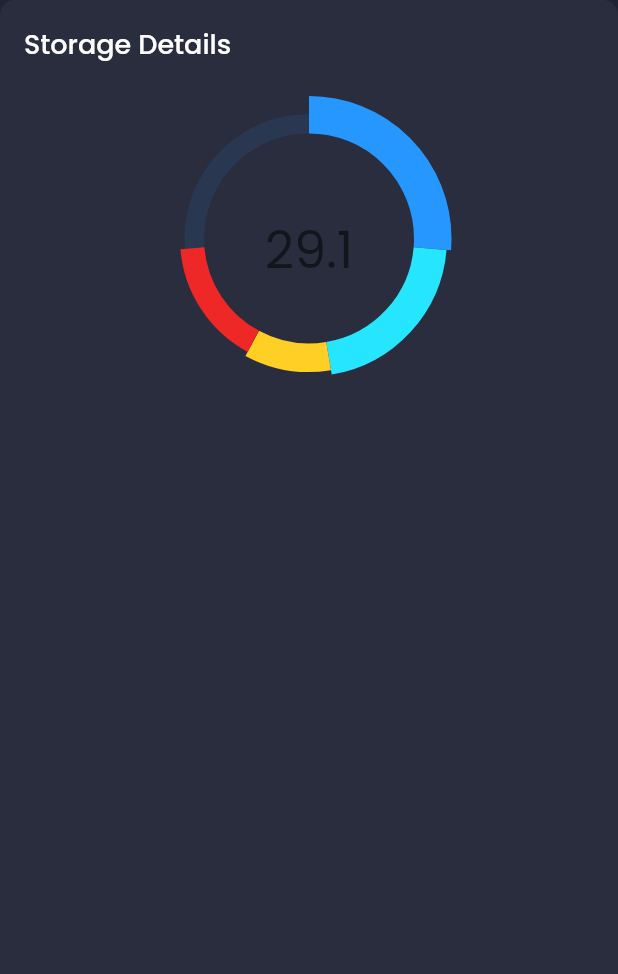
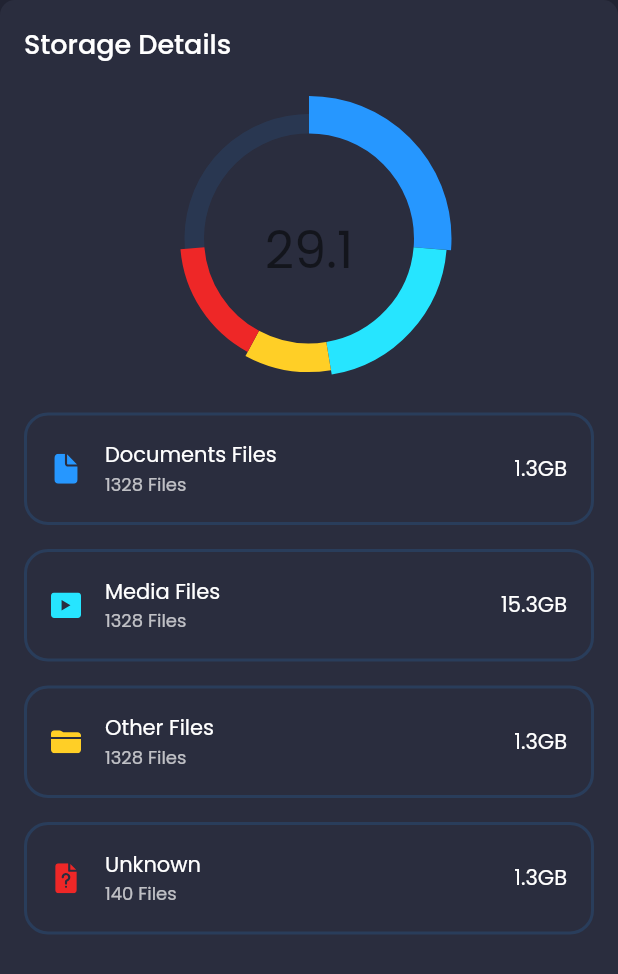
Before and after one commit to Kinoshita0623/flutter_responsive_practice, a Flutter app: the StorageDetails widget shown alone on an empty page, opened directly, on a phone screen of 412 x 824 dp. Shown: the top 974 px of the screen. Run offline on Flutter 3.47's test engine with Material 2 defaults, Android fonts, the phone set to English and light mode, and no system bars; drawn by our look-alikes of fl_chart; our stand-ins replace data_table_2, flutter_svg, google_fonts.

Commit message:
ファイル

```diff
--- a/lib/components/storage_details.dart
+++ b/lib/components/storage_details.dart
@@ -2,6 +2,7 @@
 
 import 'package:flutter/cupertino.dart';
 import 'package:flutter_layout_practice/components/chart.dart';
+import 'package:flutter_layout_practice/components/storage_info_card.dart';
 
 import '../constants.dart';
 
@@ -26,6 +27,30 @@ class StorageDetails extends StatelessWidget {
           ),
           SizedBox(height: defaultPadding,),
           Chart(),
+          StorageInfoCard(
+            svgSrc: "assets/icons/Documents.svg",
+            title: "Documents Files",
+            amountOfFiles: "1.3GB",
+            numOfFiles: 1328,
+          ),
+          StorageInfoCard(
+            svgSrc: "assets/icons/media.svg",
+            title: "Media Files",
+            amountOfFiles: "15.3GB",
+            numOfFiles: 1328,
+          ),
+          StorageInfoCard(
+            svgSrc: "assets/icons/folder.svg",
+            title: "Other Files",
+            amountOfFiles: "1.3GB",
+            numOfFiles: 1328,
+          ),
+          StorageInfoCard(
+            svgSrc: "assets/icons/unknown.svg",
+            title: "Unknown",
+            amountOfFiles: "1.3GB",
+            numOfFiles: 140,
+          ),
         ],
       ),
     );
--- /dev/null
+++ b/lib/components/storage_info_card.dart
@@ -0,0 +1,62 @@
+import 'package:flutter/material.dart';
+import 'package:flutter_svg/flutter_svg.dart';
+import '../constants.dart';
+
+class StorageInfoCard extends StatelessWidget {
+  const StorageInfoCard({
+    Key? key,
+    required this.title,
+    required this.svgSrc,
+    required this.amountOfFiles,
+    required this.numOfFiles,
+  }) : super(key: key);
+
+  final String title, svgSrc, amountOfFiles;
+  final int numOfFiles;
+
+  @override
+  Widget build(BuildContext context) {
+    return Container(
+      margin: EdgeInsets.only(top: defaultPadding),
+      padding: EdgeInsets.all(defaultPadding),
+      decoration: BoxDecoration(
+        border: Border.all(width: 2, color: primaryColor.withOpacity(0.15)),
+        borderRadius: const BorderRadius.all(
+          Radius.circular(defaultPadding),
+        ),
+      ),
+      child: Row(
+        children: [
+          SizedBox(
+            height: 20,
+            width: 20,
+            child: SvgPicture.asset(svgSrc),
+          ),
+          Expanded(
+            child: Padding(
+              padding: const EdgeInsets.symmetric(horizontal: defaultPadding),
+              child: Column(
+                crossAxisAlignment: CrossAxisAlignment.start,
+                children: [
+                  Text(
+                    title,
+                    maxLines: 1,
+                    overflow: TextOverflow.ellipsis,
+                  ),
+                  Text(
+                    "$numOfFiles Files",
+                    style: Theme.of(context)
+                        .textTheme
+                        .caption!
+                        .copyWith(color: Colors.white70),
+                  ),
+                ],
+              ),
+            ),
+          ),
+          Text(amountOfFiles)
+        ],
+      ),
+    );
+  }
+}
```
